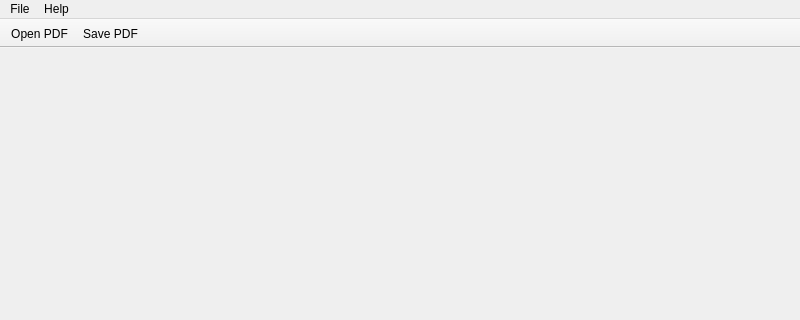
Above: src/cyanpdf.ui from rodlie/cyanpdf before the change; both pictures show x 0 to 800 and y 0 to 320 of the 800 by 600 pixel window. Below: the same form after it.
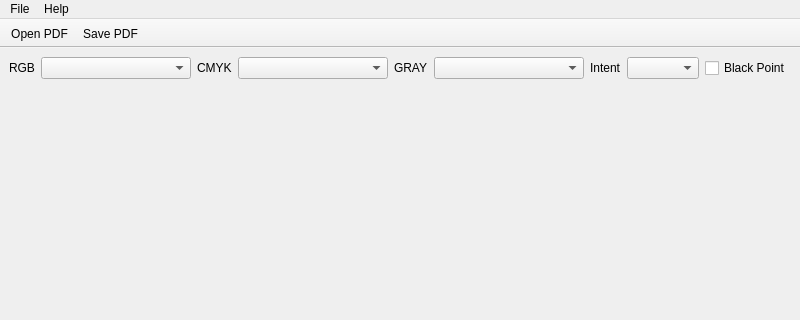
That is the form after the change. Icons and pictures are not drawn.

Patch:
```diff
--- a/src/cyanpdf.ui
+++ b/src/cyanpdf.ui
@@ -13,7 +13,95 @@
   <property name="windowTitle">
    <string>CyanPDF</string>
   </property>
-  <widget class="QWidget" name="centralwidget"/>
+  <widget class="QWidget" name="centralwidget">
+   <layout class="QVBoxLayout" name="verticalLayout">
+    <item>
+     <layout class="QHBoxLayout" name="horizontalLayout_3">
+      <item>
+       <widget class="QLabel" name="labelRGB">
+        <property name="text">
+         <string>RGB</string>
+        </property>
+       </widget>
+      </item>
+      <item>
+       <widget class="QComboBox" name="comboBoxRGB">
+        <property name="sizePolicy">
+         <sizepolicy hsizetype="Expanding" vsizetype="Fixed">
+          <horstretch>0</horstretch>
+          <verstretch>0</verstretch>
+         </sizepolicy>
+        </property>
+       </widget>
+      </item>
+      <item>
+       <widget class="QLabel" name="labelCMYK">
+        <property name="text">
+         <string>CMYK</string>
+        </property>
+       </widget>
+      </item>
+      <item>
+       <widget class="QComboBox" name="comboBoxCMYK">
+        <property name="sizePolicy">
+         <sizepolicy hsizetype="Expanding" vsizetype="Fixed">
+          <horstretch>0</horstretch>
+          <verstretch>0</verstretch>
+         </sizepolicy>
+        </property>
+       </widget>
+      </item>
+      <item>
+       <widget class="QLabel" name="labelGRAY">
+        <property name="text">
+         <string>GRAY</string>
+        </property>
+       </widget>
+      </item>
+      <item>
+       <widget class="QComboBox" name="comboBoxGRAY">
+        <property name="sizePolicy">
+         <sizepolicy hsizetype="Expanding" vsizetype="Fixed">
+          <horstretch>0</horstretch>
+          <verstretch>0</verstretch>
+         </sizepolicy>
+        </property>
+       </widget>
+      </item>
+      <item>
+       <widget class="QLabel" name="labelIntent">
+        <property name="text">
+         <string>Intent</string>
+        </property>
+       </widget>
+      </item>
+      <item>
+       <widget class="QComboBox" name="comboBoxIntent"/>
+      </item>
+      <item>
+       <widget class="QCheckBox" name="checkBoxBlackPoint">
+        <property name="text">
+         <string>Black Point</string>
+        </property>
+       </widget>
+      </item>
+     </layout>
+    </item>
+    <item>
+     <spacer name="verticalSpacer">
+      <property name="orientation">
+       <enum>Qt::Orientation::Vertical</enum>
+      </property>
+      <property name="sizeHint" stdset="0">
+       <size>
+        <width>20</width>
+        <height>40</height>
+       </size>
+      </property>
+     </spacer>
+    </item>
+   </layout>
+  </widget>
   <widget class="QMenuBar" name="menubar">
    <property name="geometry">
     <rect>
```
